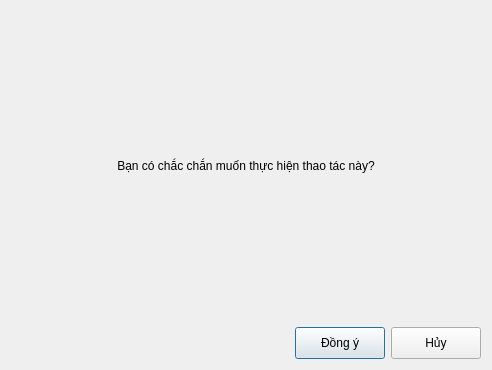
Qt form ui/dialog.ui (thinh-doan/sales-and-warehouse-management-system) before a commit.
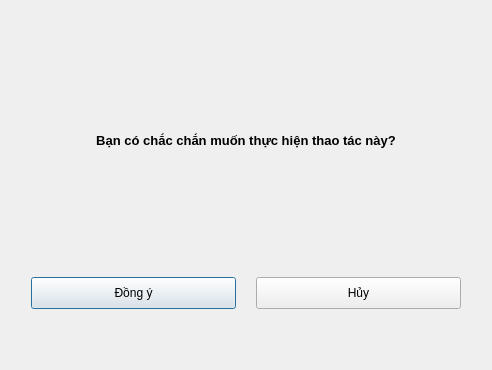
The same form after that commit. Icons and pictures are not drawn.

The edit to the form file:
```diff
--- a/ui/dialog.ui
+++ b/ui/dialog.ui
@@ -18,39 +18,39 @@
   </property>
   <layout class="QVBoxLayout" name="verticalLayout">
    <item>
-    <widget class="QLabel" name="lblMessage">
-     <property name="minimumSize">
-      <size>
-       <width>0</width>
-       <height>70</height>
-      </size>
+    <widget class="QLabel" name="lblHeader">
+     <property name="font">
+      <font>
+       <pointsize>14</pointsize>
+       <weight>75</weight>
+       <bold>true</bold>
+      </font>
      </property>
      <property name="text">
-      <string>Bạn có chắc chắn muốn thực hiện thao tác này?</string>
+      <string>&lt;html&gt;&lt;head/&gt;&lt;body&gt;&lt;p&gt;&lt;span style=&quot; font-size:10pt;&quot;&gt;Bạn có chắc chắn muốn thực hiện thao tác này?&lt;/span&gt;&lt;/p&gt;&lt;/body&gt;&lt;/html&gt;</string>
      </property>
      <property name="alignment">
       <set>Qt::AlignCenter</set>
      </property>
-     <property name="wordWrap">
-      <bool>true</bool>
-     </property>
     </widget>
    </item>
    <item>
-    <layout class="QHBoxLayout" name="horizontalLayoutButtons">
-     <item>
-      <spacer name="horizontalSpacer">
-       <property name="orientation">
-        <enum>Qt::Horizontal</enum>
-       </property>
-       <property name="sizeHint" stdset="0">
-        <size>
-         <width>40</width>
-         <height>20</height>
-        </size>
-       </property>
-      </spacer>
-     </item>
+    <layout class="QHBoxLayout" name="horizontalLayout">
+     <property name="spacing">
+      <number>20</number>
+     </property>
+     <property name="leftMargin">
+      <number>20</number>
+     </property>
+     <property name="topMargin">
+      <number>0</number>
+     </property>
+     <property name="rightMargin">
+      <number>20</number>
+     </property>
+     <property name="bottomMargin">
+      <number>50</number>
+     </property>
      <item>
       <widget class="QPushButton" name="btnConfirm">
        <property name="minimumSize">
```
Left out of the diff: 4 changed lines with no effect on the pictures.
